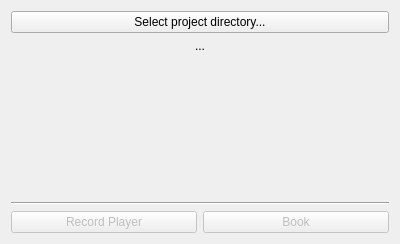
lumiscosity/pivoine, file src/projectwindow.ui: the form before one commit.
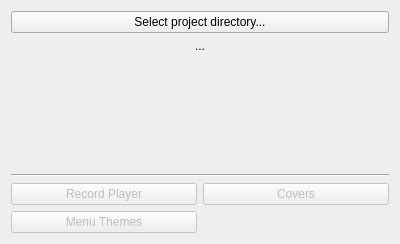
The form after the commit.

Commit message: make the new book stuff actually work

Patch:
```diff
--- a/src/projectwindow.ui
+++ b/src/projectwindow.ui
@@ -52,8 +52,8 @@
     </widget>
    </item>
    <item>
-    <layout class="QHBoxLayout" name="horizontalLayout">
-     <item>
+    <layout class="QGridLayout" name="gridLayout">
+     <item row="0" column="0">
       <widget class="QPushButton" name="rpPushButton">
        <property name="enabled">
         <bool>false</bool>
@@ -63,13 +63,23 @@
        </property>
       </widget>
      </item>
-     <item>
-      <widget class="QPushButton" name="bookPushButton">
+     <item row="0" column="1">
+      <widget class="QPushButton" name="coverPushButton">
        <property name="enabled">
         <bool>false</bool>
        </property>
        <property name="text">
-        <string>Book</string>
+        <string>Covers</string>
+       </property>
+      </widget>
+     </item>
+     <item row="1" column="0">
+      <widget class="QPushButton" name="themePushButton">
+       <property name="enabled">
+        <bool>false</bool>
+       </property>
+       <property name="text">
+        <string>Menu Themes</string>
        </property>
       </widget>
      </item>
```
The commit also changes 4 other files.
